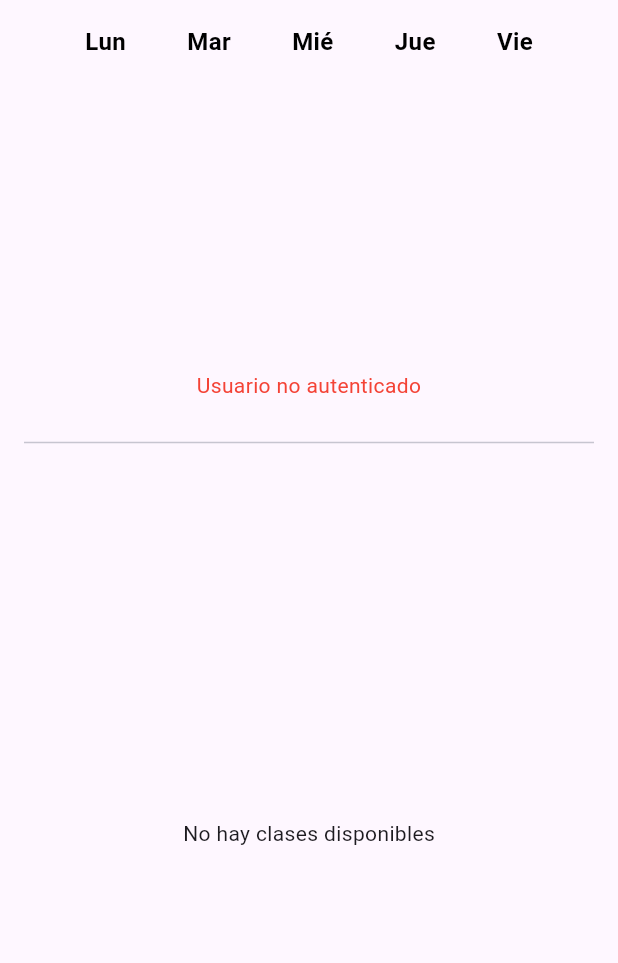
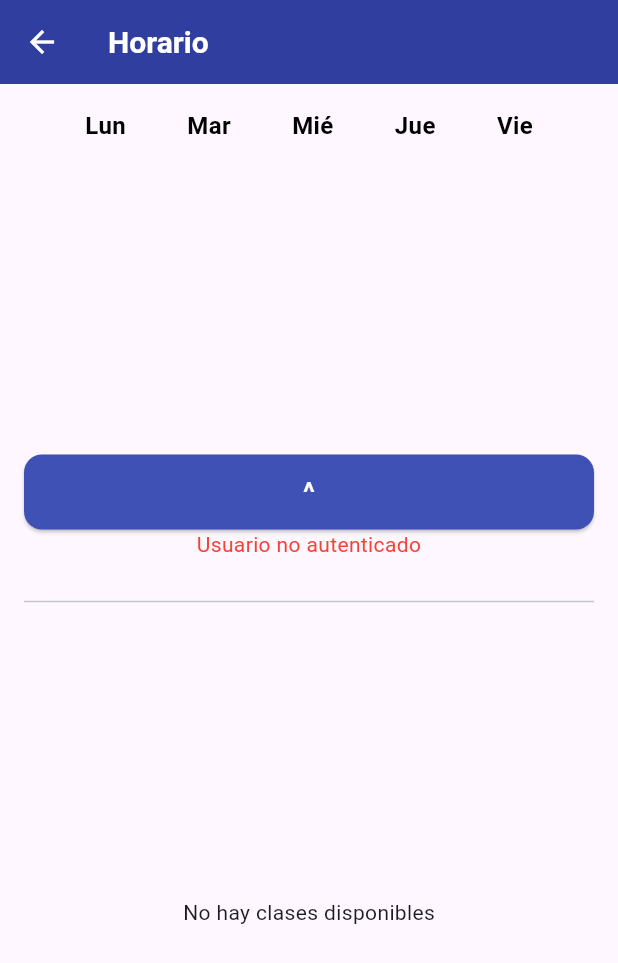
Before and after one commit to carloscl2001/ESIPlanner-UCA, a Flutter app: the TimetableScreen screen opened directly, on a phone screen of 412 x 824 dp. Shown: the top 963 px of the screen. Run offline on Flutter 3.47's test engine with Material 3 defaults, Android fonts, the light colour scheme and no system bars; our stand-ins replace shared_preferences; accounts and stored records are empty.

Commit message:
Update timetable_screen.dart

```diff
--- a/esiplanner/lib/screens/timetable_screen.dart
+++ b/esiplanner/lib/screens/timetable_screen.dart
@@ -25,6 +25,8 @@ class _TimetableScreenState extends State<TimetableScreen> {
   int _selectedWeekIndex = 0;
   List<DateTimeRange> _weekRanges = [];
   List<String> _weekLabels = [];
+
+  bool _showWeeks = true; // Controla si se muestran todas las semanas o solo la actual
 
   @override
   void initState() {
@@ -175,13 +177,39 @@ class _TimetableScreenState extends State<TimetableScreen> {
     final isDarkMode = themeProvider.themeMode == ThemeMode.dark;
 
     return Scaffold(
+      appBar: AppBar(
+        title: const Text('Horario'),
+      ),
       body: _isLoading
           ? const Center(child: CircularProgressIndicator())
           : Padding(
               padding: const EdgeInsets.all(16.0),
               child: Column(
                 children: [
-                  _buildWeekSelector(isDarkMode),
+                  if (_showWeeks)
+                    _buildWeekSelector(isDarkMode), // Mostrar todas las semanas
+                  if (!_showWeeks)
+                    _buildCurrentWeek(isDarkMode), // Mostrar solo la semana actual
+
+                  // Botón para alternar la visibilidad de las semanas
+                  ElevatedButton(
+                    onPressed: () {
+                      setState(() {
+                        _showWeeks = !_showWeeks; // Cambiar el estado
+                      });
+                    },
+                    child: Text(
+                      _showWeeks ? '^' : 'V',
+                      style: TextStyle(
+                        color: isDarkMode ? Colors.black : Colors.white,
+                      ),
+                    ),
+                    style: ElevatedButton.styleFrom(
+                      backgroundColor: isDarkMode ? Colors.yellow.shade700 : Colors.indigo,
+                      padding: const EdgeInsets.symmetric(horizontal: 20, vertical: 10),
+                    ),
+                  ),
+
                   if (_errorMessage.isNotEmpty) ...[
                     Text(
                       _errorMessage,
@@ -192,12 +220,48 @@ class _TimetableScreenState extends State<TimetableScreen> {
                   ],
                   const SizedBox(height: 10),
                   const Divider(),
-                  Expanded(child: _buildEventList(isDarkMode)),
+                  Expanded(
+                    child: _buildEventList(isDarkMode),
+                  ),
                 ],
               ),
             ),
     );
   }
+
+  // Método para construir la semana actual
+  Widget _buildCurrentWeek(bool isDarkMode) {
+    final weeks = _getWeeksOfSemester();
+
+    // Verificar que la semana seleccionada esté dentro del rango
+    if (_selectedWeekIndex < 0 || _selectedWeekIndex >= weeks.length) {
+      return const Center(child: Text('Semana no válida'));
+    }
+
+    final weekDays = weeks[_selectedWeekIndex];
+
+    return Column(
+      children: [
+        Row(
+          mainAxisAlignment: MainAxisAlignment.spaceEvenly,
+          children: ['Lun', 'Mar', 'Mié', 'Jue', 'Vie'].map((day) {
+            return Text(
+              day,
+              style: TextStyle(
+                color: isDarkMode ? Colors.white : Colors.black,
+                fontWeight: FontWeight.bold,
+                fontSize: 16,
+              ),
+            );
+          }).toList(),
+        ),
+        const SizedBox(height: 8),
+        _buildWeekRow(weekDays, _selectedWeekIndex, isDarkMode),
+      ],
+    );
+  }
+
+
 
   List<List<DateTime>> _getWeeksOfSemester() {
     if (_subjects.isEmpty) return [];
@@ -236,6 +300,7 @@ class _TimetableScreenState extends State<TimetableScreen> {
     return weeks;
   }
 
+  // Método para construir el selector de semanas
   Widget _buildWeekSelector(bool isDarkMode) {
     final weeks = _getWeeksOfSemester();
 
@@ -258,6 +323,9 @@ class _TimetableScreenState extends State<TimetableScreen> {
         SizedBox(
           height: 200,
           child: ListView.builder(
+            physics: _showWeeks
+                ? const AlwaysScrollableScrollPhysics() // Permitir desplazamiento
+                : const NeverScrollableScrollPhysics(), // Bloquear desplazamiento
             itemCount: weeks.length,
             itemBuilder: (context, index) {
               final weekDays = weeks[index];
@@ -269,13 +337,16 @@ class _TimetableScreenState extends State<TimetableScreen> {
     );
   }
 
+
+
+   // Método para construir una fila de la semana
   Widget _buildWeekRow(List<DateTime> weekDays, int weekIndex, bool isDarkMode) {
     final isSelected = _selectedWeekIndex == weekIndex;
 
     return GestureDetector(
       onTap: () {
         setState(() {
-          _selectedWeekIndex = weekIndex;
+          _selectedWeekIndex = weekIndex; // Seleccionar la semana
         });
       },
       child: Container(
```
